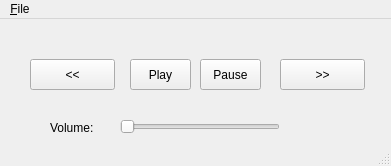
Above: MainWindow.ui from Jsinclairisto/QT_Project before the change. Below: the same form after it.
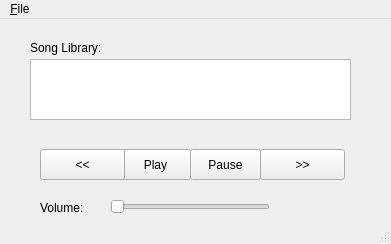
That is the form after the change.

Commit message: 4th commit of QT music player. Made some adjustments to the UI.

What changed in the file:
```diff
--- a/MainWindow.ui
+++ b/MainWindow.ui
@@ -7,7 +7,7 @@
     <x>0</x>
     <y>0</y>
     <width>391</width>
-    <height>166</height>
+    <height>244</height>
    </rect>
   </property>
   <property name="windowTitle">
@@ -17,9 +17,9 @@
    <widget class="QPushButton" name="play_button">
     <property name="geometry">
      <rect>
-      <x>130</x>
-      <y>40</y>
-      <width>61</width>
+      <x>120</x>
+      <y>130</y>
+      <width>71</width>
       <height>31</height>
      </rect>
     </property>
@@ -30,8 +30,8 @@
    <widget class="QPushButton" name="toggle_forward">
     <property name="geometry">
      <rect>
-      <x>280</x>
-      <y>40</y>
+      <x>260</x>
+      <y>130</y>
       <width>85</width>
       <height>31</height>
      </rect>
@@ -43,8 +43,8 @@
    <widget class="QPushButton" name="toggle_back">
     <property name="geometry">
      <rect>
-      <x>30</x>
-      <y>40</y>
+      <x>40</x>
+      <y>130</y>
       <width>85</width>
       <height>31</height>
      </rect>
@@ -56,8 +56,8 @@
    <widget class="QLabel" name="label">
     <property name="geometry">
      <rect>
-      <x>50</x>
-      <y>100</y>
+      <x>40</x>
+      <y>180</y>
       <width>67</width>
       <height>17</height>
      </rect>
@@ -69,8 +69,8 @@
    <widget class="QSlider" name="volume_slider">
     <property name="geometry">
      <rect>
-      <x>120</x>
-      <y>100</y>
+      <x>110</x>
+      <y>180</y>
       <width>160</width>
       <height>16</height>
      </rect>
@@ -82,9 +82,9 @@
    <widget class="QPushButton" name="pause_button">
     <property name="geometry">
      <rect>
-      <x>200</x>
-      <y>40</y>
-      <width>61</width>
+      <x>190</x>
+      <y>130</y>
+      <width>71</width>
       <height>31</height>
      </rect>
     </property>
@@ -92,6 +92,29 @@
      <string>Pause</string>
     </property>
    </widget>
+   <widget class="QListView" name="song_library">
+    <property name="geometry">
+     <rect>
+      <x>30</x>
+      <y>40</y>
+      <width>321</width>
+      <height>61</height>
+     </rect>
+    </property>
+   </widget>
+   <widget class="QLabel" name="label_2">
+    <property name="geometry">
+     <rect>
+      <x>30</x>
+      <y>20</y>
+      <width>91</width>
+      <height>17</height>
+     </rect>
+    </property>
+    <property name="text">
+     <string>Song Library:</string>
+    </property>
+   </widget>
   </widget>
   <widget class="QMenuBar" name="menubar">
    <property name="geometry">
```
The commit also changes 1 other file.
